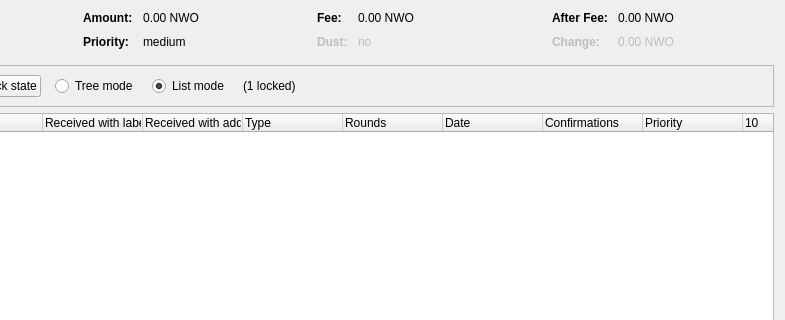
Above: src/qt/forms/coincontroldialog.ui from swampcoin/bwrgocoin before the change; both pictures show x 169 to 954 and y 0 to 320 of the 954 by 500 pixel window. Below: the same form after it.
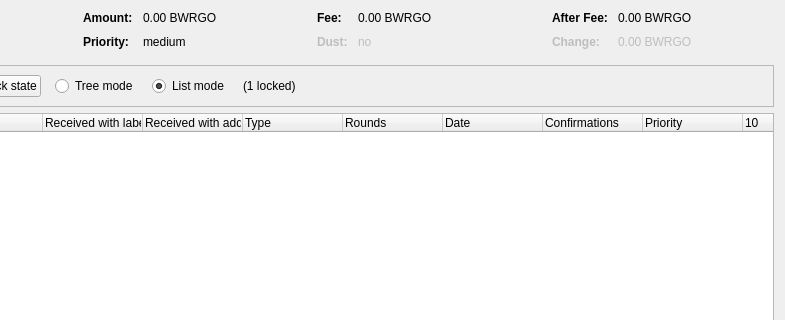
That is the form after the change. Custom widgets are drawn as their Qt base class.

```diff
--- a/src/qt/forms/coincontroldialog.ui
+++ b/src/qt/forms/coincontroldialog.ui
@@ -132,7 +132,7 @@
           <enum>Qt::ActionsContextMenu</enum>
          </property>
          <property name="text">
-          <string notr="true">0.00 NWO</string>
+          <string notr="true">0.00 BWRGO</string>
          </property>
          <property name="textInteractionFlags">
           <set>Qt::LinksAccessibleByMouse|Qt::TextSelectableByKeyboard|Qt::TextSelectableByMouse</set>
@@ -206,7 +206,7 @@
           <enum>Qt::ActionsContextMenu</enum>
          </property>
          <property name="text">
-          <string notr="true">0.00 NWO</string>
+          <string notr="true">0.00 BWRGO</string>
          </property>
          <property name="textInteractionFlags">
           <set>Qt::LinksAccessibleByMouse|Qt::TextSelectableByKeyboard|Qt::TextSelectableByMouse</set>
@@ -286,7 +286,7 @@
           <enum>Qt::ActionsContextMenu</enum>
          </property>
          <property name="text">
-          <string notr="true">0.00 NWO</string>
+          <string notr="true">0.00 BWRGO</string>
          </property>
          <property name="textInteractionFlags">
           <set>Qt::LinksAccessibleByMouse|Qt::TextSelectableByKeyboard|Qt::TextSelectableByMouse</set>
@@ -321,7 +321,7 @@
           <enum>Qt::ActionsContextMenu</enum>
          </property>
          <property name="text">
-          <string notr="true">0.00 NWO</string>
+          <string notr="true">0.00 BWRGO</string>
          </property>
          <property name="textInteractionFlags">
           <set>Qt::LinksAccessibleByMouse|Qt::TextSelectableByKeyboard|Qt::TextSelectableByMouse</set>
```
